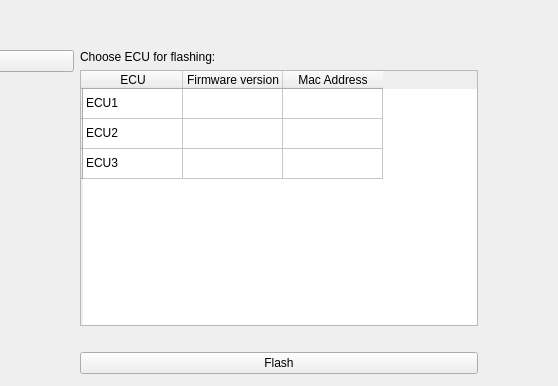
Qt form WINDOWS_GUI/mainwindow.ui (amosproj/amos2024ss07-updating-flash-boot-loader) before a commit; both pictures show x 424 to 982 and y 0 to 386 of the 1400 by 700 pixel window.
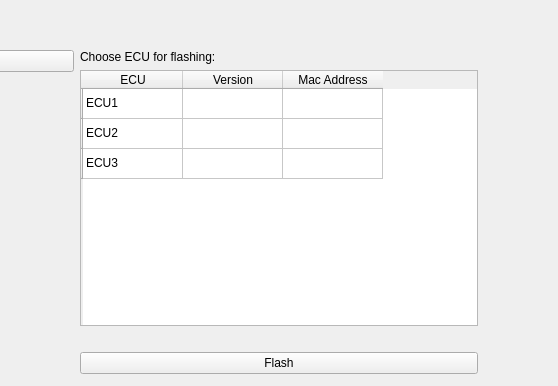
The same form after that commit.

Diff of the .ui file:
```diff
--- a/WINDOWS_GUI/mainwindow.ui
+++ b/WINDOWS_GUI/mainwindow.ui
@@ -108,7 +108,7 @@
          </column>
          <column>
           <property name="text">
-           <string>Firmware version</string>
+           <string>Version</string>
           </property>
          </column>
          <column>
```
Left out of the diff: 12 changed lines with no effect on the pictures.
